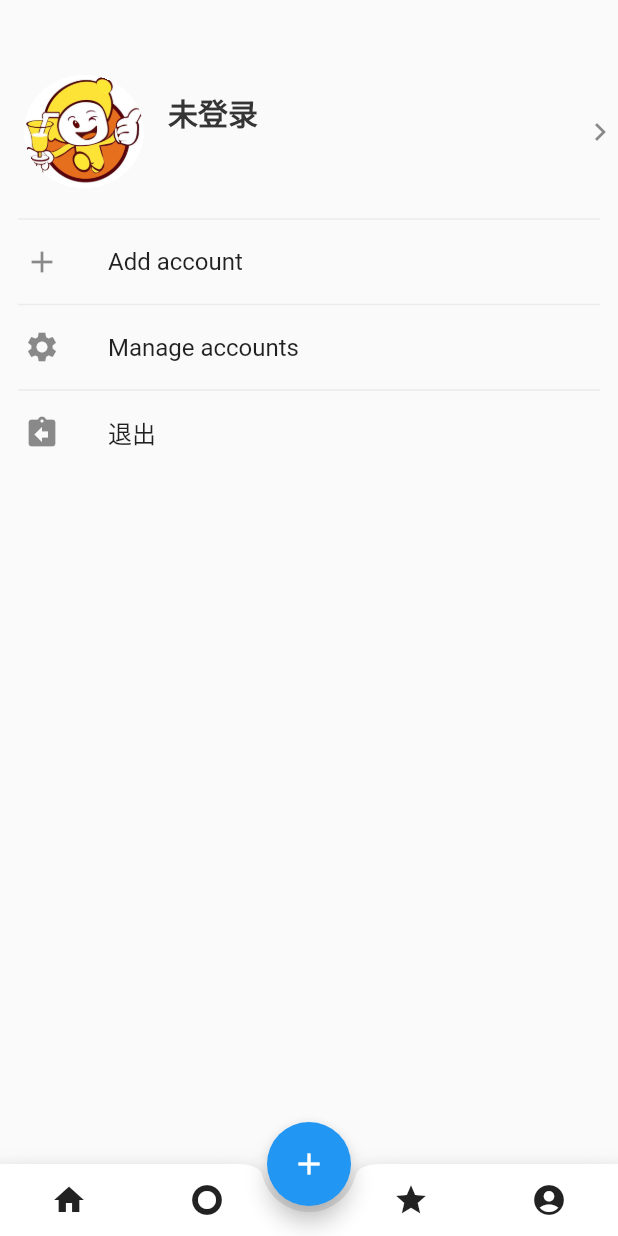
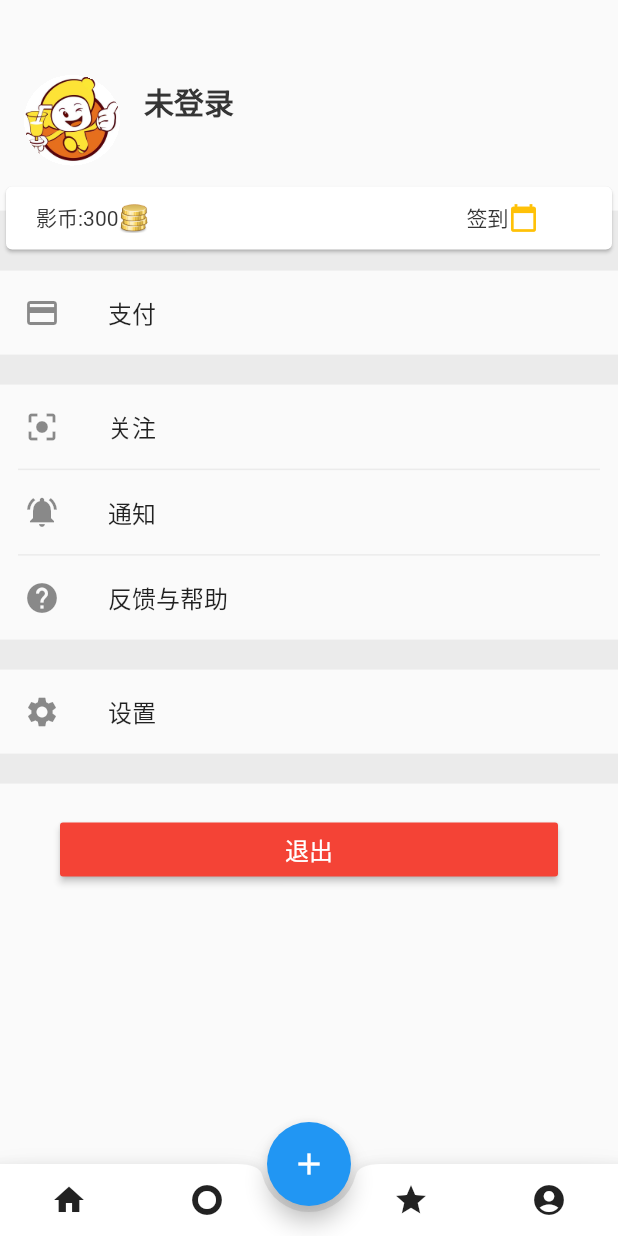
Before and after one commit to shibaopoing/ath_app, a Flutter app: the screen it shows after launch, item 4 of the bottom bar chosen, on a phone screen of 412 x 824 dp. Run offline on Flutter 3.47's test engine with Material 2 defaults, Android fonts, the phone set to English and light mode, and no system bars; our stand-ins replace dio, fluttertoast, image_cropper, image_picker, transparent_image; missing offline and left inert: groovin_material_icons; accounts and stored records are empty; network calls fail.

Commit message:
flutter app

```diff
--- a/lib/common/PicPreview.dart
+++ b/lib/common/PicPreview.dart
@@ -27,28 +27,23 @@ class _MyBoxPageState extends State<PicPreview> {
   bool  setFace = false;
   //裁剪后的的头像文件
   File cropFile;
+  String imgPath;
   @override
-
   void initState() {
-
     // TODO: implement initState
-
     super.initState();
-
+    setState(() {
+      imgPath=Api.ImageUrl+LoginInfo.faceImageBig;
+    });
     //loadData();
-
   }
-
   @override
 
   Widget build(BuildContext context) {
-
     width = MediaQuery.of(context).size.width;
     height =MediaQuery.of(context).size.height;
     return Container(
-
       child: getListView(),
-
     );
   }
   getListView(){
@@ -75,7 +70,7 @@ class _MyBoxPageState extends State<PicPreview> {
     return Container(
       child:
       fcache.FadeInImage.memoryNetwork(
-        image:Api.ImageUrl+LoginInfo.faceImageBig,
+        image:imgPath,
         sdcache: true,
         placeholder: kTransparentImage,
         width: width,
@@ -122,6 +117,22 @@ class _MyBoxPageState extends State<PicPreview> {
               ),
               new ListTile(
                 enabled: setFace,
+                leading: new Icon(Icons.cancel),
+                title: new Text("撤销"),
+                onTap: () async {
+                  setState(() {
+                    imgPath=Api.ImageUrl+LoginInfo.faceImageBig;
+                  });
+                  Navigator.pop(context);
+                },
+              ),
+              new Container(
+                margin: new EdgeInsets.fromLTRB(12.0, 0.0, 12.0, 0.0),
+                height: 1.0,
+                color: const Color(0xffebebeb),
+              ),
+              new ListTile(
+                enabled: setFace,
                 leading: new Icon(Icons.face),
                 title: new Text("设为头像"),
                 onTap: () async {
@@ -131,28 +142,30 @@ class _MyBoxPageState extends State<PicPreview> {
                   }
                 },
               ),
+
             ],
           );
         }
     );
   }
   _saveImageLocal()async{
-    await ImageUtil.saveImage(Api.ImageUrl+LoginInfo.faceImageBig,Api.ImageUrl+LoginInfo.faceImageBig);
+    await ImageUtil.saveImage(imgPath,imgPath);
     Alter.show(context, "保存成功");
   }
   _cropImage()async{
     //从手机中获取图片路径
-    String imagePth = await ImageUtil.getImagePathFromSd(Api.ImageUrl+LoginInfo.faceImageBig);
+    String imagePth = await ImageUtil.getImagePathFromSd(imgPath);
     var file = File(imagePth);
     bool exist =  await file.exists();
     if(!exist) {
-      imagePth =await ImageUtil.saveImage(Api.ImageUrl+LoginInfo.faceImageBig,Api.ImageUrl+LoginInfo.faceImageBig);
+      imagePth =await ImageUtil.saveImage(imgPath,imgPath);
     }
-    var image = await ImageUtil.cropImage(imagePth);
+    File image = await ImageUtil.cropImage(imagePth);
     if (image != null) {
       setState(() {
         cropFile = image;
         setFace = true;
+        imgPath = image.path;
       });
     }
   }
--- a/lib/common/utils/ImageUtil.dart
+++ b/lib/common/utils/ImageUtil.dart
@@ -44,9 +44,14 @@ class ImageUtil{
 
   }
   static Future<String> getImagePathFromSd(String name)async{
-    name = md5.convert(convert.utf8.encode(name)).toString();
-    Directory dir = await getTemporaryDirectory();
-    return dir.path +"/"+name;
+    if(name.toUpperCase().endsWith("JPG")||name.toUpperCase().endsWith("PNG")){
+      return name;
+    }else{
+      name = md5.convert(convert.utf8.encode(name)).toString();
+      Directory dir = await getTemporaryDirectory();
+      return dir.path +"/"+name;
+    }
+
   }
   static Future<Uint8List> getFromSdcard(String name) async{
     String path =await getImagePathFromSd(name);
--- a/lib/page/home_page.dart
+++ b/lib/page/home_page.dart
@@ -24,7 +24,7 @@ class _MyHomePageState extends State<MyHomePage>{
   _openNewPage() {
     Navigator.of(context)
         .push(MaterialPageRoute(builder: (BuildContext context) {
-      return EachView(title:"new Pager");
+      return EachView(title:"填写您的愿望单");
     }));
   }
   @override
--- a/lib/page/main_page.dart
+++ b/lib/page/main_page.dart
@@ -10,7 +10,7 @@ class MainPage extends StatefulWidget {
 class _MainPageState extends State<MainPage> with SingleTickerProviderStateMixin{
   static GlobalKey<ScaffoldState> _globalKey= new GlobalKey();
   TabController _tabController; //需要定义一个Controller
-  List tabs = ["新闻", "历史", "图片"];
+  List tabs = ["电影", "电视剧", "动漫"];
   @override
   void initState() {
     super.initState();
--- a/lib/page/my_page.dart
+++ b/lib/page/my_page.dart
@@ -23,9 +23,11 @@ class MyPage extends StatefulWidget{
 class _MyPageState extends State<MyPage>{
   _MyPageState({Key key, this.title});
   final String title;
+  static GlobalKey<ScaffoldState> _globalKey= new GlobalKey();
   @override
   Widget build(BuildContext context) {
     return Container(
+      key: _globalKey,
       child: MediaQuery.removePadding(
         context: context,
         // DrawerHeader consumes top MediaQuery padding.
@@ -45,32 +47,41 @@ class _MyPageState extends State<MyPage>{
                         padding: const EdgeInsets.symmetric(horizontal: 16.0),
                         child: ClipOval(
                           clipBehavior: Clip.hardEdge,
-                          child:LoginInfo.faceImage != null ? Image.network(Api.ImageUrl+LoginInfo.faceImage,width: 80,fit: BoxFit.cover,) : Image.asset("pic/images/avatar.png", width: 80,fit: BoxFit.cover),
+                          child:LoginInfo.faceImage != null ? Image.network(Api.ImageUrl+LoginInfo.faceImage,width: 64,fit: BoxFit.cover,) : Image.asset("pic/images/avatar.png", width: 64,fit: BoxFit.cover),
                         ),
                       )
                     ),
-                    new Expanded(
+                    new Container(
                       child: GestureDetector(
                           onTap: () {
                             print("姓名、电话");
                           },
                         child: new Container(
-                            margin: const EdgeInsets.symmetric(horizontal: 0),
-                            child: new ListTile(
-                              contentPadding: EdgeInsets.symmetric(horizontal: 0.0),
-                              title: new Text(
+                           // margin: const EdgeInsets.only(top:10),
+                            child: new Column(
+                              crossAxisAlignment: CrossAxisAlignment.start,
+                              children: <Widget>[
+                              new Text(
                                 LoginInfo.userName!= null?LoginInfo.userName:"未登录",
                                 style: new TextStyle(
                                     color: const Color(0xff353535), fontSize: 20.0,fontWeight: FontWeight.bold),
                               ),
-
-                              subtitle: new Text(LoginInfo.userCode!= null?LoginInfo.userCode:"",
+                              new Container(
+                                height: 25,
+                                //color: Color(0xff353535),
+                                margin: const EdgeInsets.only(top: 0),
+                                child: new Row(
+                                  children: <Widget>[
+                                    new Text(
+                                        LoginInfo.userCode!= null?LoginInfo.userCode:"",
                                         style: new TextStyle(
-                                      color: const Color(0xffaaaaaa), fontSize: 14.0
+                                            color: const Color(0xffaaaaaa), fontSize: 14.0)
+                                    ),
+                                  ],
+                                ),
+                              ),
+                            ],
                           )
-                              ),
-                              trailing: new Icon(Icons.keyboard_arrow_right),
-                            ),
                         )
                       ),
                     ),
@@ -78,16 +89,88 @@ clipBehavior: Clip.hardEdge,
                 ),
               ),
               new Container(
-                margin: new EdgeInsets.fromLTRB(12.0, 20.0, 12.0, 0.0),
-                height: 1.0,
+                margin: EdgeInsets.only(top: 30),
                 color: const Color(0xffebebeb),
+                height:40.0,
+                padding: const EdgeInsets.fromLTRB(0.0,10.0,0.0,10.0),
+                child: new FractionallySizedBox(
+                  alignment: Alignment.bottomCenter,
+                  widthFactor: 1,
+                  heightFactor: 2.5,
+                  child: new Card(
+                    //color: Colors.red,
+                    child: new Row(
+                      children: <Widget>[
+                        new Container(
+                            margin: new EdgeInsets.only(left: 20),
+                            child:new GestureDetector(
+                              onTap: (){
+                                print("获取影币");
+                              },
+                              child: new Row(
+                                crossAxisAlignment: CrossAxisAlignment.center,
+                                children: <Widget>[
+                                  new Text(
+                                    '影币:',
+                                    style: new TextStyle(
+                                        color: const Color(0xff353535),fontStyle: FontStyle.normal),
+                                  ),
+                                  new Text(
+                                    '300',
+                                    style: new TextStyle(
+                                        color: const Color(0xff353535),fontStyle: FontStyle.normal),
+                                  ),
+                                  new Padding(
+                                    padding: new EdgeInsets.fromLTRB(0.0, 0.0, 0.0, 0.0),
+                                    child: new Image.asset("pic/images/money-gold.png", width: 20.0, height: 20.0,semanticLabel: "影豆",),
+                                  ),
+                                ],
+                              ),
+                            )
+                        ),
+                        new Container(
+                            margin: new EdgeInsets.only(left:MediaQuery.of(context).size.width-200.0),
+                             // padding: EdgeInsets.only(right: 20),
+                            child:new GestureDetector(
+                              onTap: (){
+                                print("签到");
+                              },
+                              child: new Row(
+                                crossAxisAlignment: CrossAxisAlignment.center,
+                                children: <Widget>[
+                                  new Text(
+                                    '签到',
+                                    style: new TextStyle(
+                                        color: const Color(0xff353535), fontStyle: FontStyle.normal),
+                                  ),
+                                  new Padding(
+                                    padding: new EdgeInsets.fromLTRB(0.0, 0.0, 0.0, 0.0),
+                                    child:new Icon(Icons.calendar_today,color: Colors.amber,size:20 ,),
+                                   // child: new Image.asset("pic/images/money-gold.png", width: 24.0, height: 24.0,semanticLabel: "影豆",),
+                                  ),
+                                ],
+                              ),
+                            )
+                        ),
+                      ],
+                    ),
+                  ),
+                ),
               ),
               Expanded(
                 child: ListView(
                   children: <Widget>[
                     ListTile(
-                      leading: const Icon(Icons.add),
-                      title: const Text('Add account'),
+                      leading: const Icon(Icons.payment),
+                      title: const Text('支付'),
+                    ),
+                    new Container(
+                      height: 20.0,
+                      color: const Color(0xffebebeb),
+                    ),
+                    ListTile(
+                      leading: const Icon(Icons.center_focus_strong),
+                      title: const Text('关注'),
                     ),
                     new Container(
                       margin: new EdgeInsets.fromLTRB(12.0, 0.0, 12.0, 0.0),
@@ -95,8 +178,8 @@ clipBehavior: Clip.hardEdge,
                       color: const Color(0xffebebeb),
                     ),
                     ListTile(
-                      leading: const Icon(Icons.settings),
-                      title: const Text('Manage accounts'),
+                      leading: const Icon(Icons.notifications_active),
+                      title: const Text('通知'),
                     ),
                     new Container(
                       margin: new EdgeInsets.fromLTRB(12.0, 0.0, 12.0, 0.0),
@@ -104,10 +187,22 @@ clipBehavior: Clip.hardEdge,
                       color: const Color(0xffebebeb),
                     ),
                     ListTile(
-                      leading: const Icon(Icons.assignment_return),
-                      title: const Text('退出'),
-                      onTap:_pushLogOut,
+                      leading: const Icon(Icons.help),
+                      title: const Text('反馈与帮助'),
                     ),
+                    new Container(
+                      height: 20.0,
+                      color: const Color(0xffebebeb),
+                    ),
+                    ListTile(
+                      leading: const Icon(Icons.settings),
+                      title: const Text('设置'),
+                    ),
+                    new Container(
+                      height: 20.0,
+                      color: const Color(0xffebebeb),
+                    ),
+                    buildRegisterBtn(context),
                   ],
                 ),
               ),
@@ -116,7 +211,23 @@ clipBehavior: Clip.hardEdge,
       ),
     );
   }
-
+  Padding buildRegisterBtn(context) {
+    return new Padding(
+      padding: const EdgeInsets.only(left: 40.0, right: 40.0, top: 20.0),
+      child: new RaisedButton(
+        color: Colors.red,
+        textColor: Colors.white,
+        disabledColor: Colors.blue[100],
+        onPressed:() {
+          _pushLogOut();
+        },
+        child: new Text(
+          "退出",
+          style: new TextStyle(fontSize: 16.0),
+        ),
+      ),
+    );
+  }
   void _modalBottomSheetMenu(){
     showModalBottomSheet(
         context: context,
@@ -181,6 +292,7 @@ clipBehavior: Clip.hardEdge,
     );
   }
   void _pushLogOut() {
+    if(LoginInfo.hasInit){
       setState(() {
         LoginInfo.id = 0;
         LoginInfo.hasInit=false;
@@ -192,7 +304,7 @@ clipBehavior: Clip.hardEdge,
         LoginInfo.isLogin=false;
         LoginInfo.loginTime = null;
       });
-
+    }
   }
   void _showIamgeView(){
     Navigator.of(context).push(
--- a/pubspec.yaml
+++ b/pubspec.yaml
@@ -59,6 +59,7 @@ flutter:
     - pic/images/ww_main_me_wallet.png
     - pic/images/ww_main_me_card.png
     - pic/images/ww_main_me_setting.png
+    - pic/images/money-gold.png
   # To add assets to your application, add an assets section, like this:
   # assets:
   #  - images/a_dot_burr.jpeg
```
Also changed, not shown: pic/images/money-gold.png (added). Lines whose indentation alone changed are shown as unchanged.
